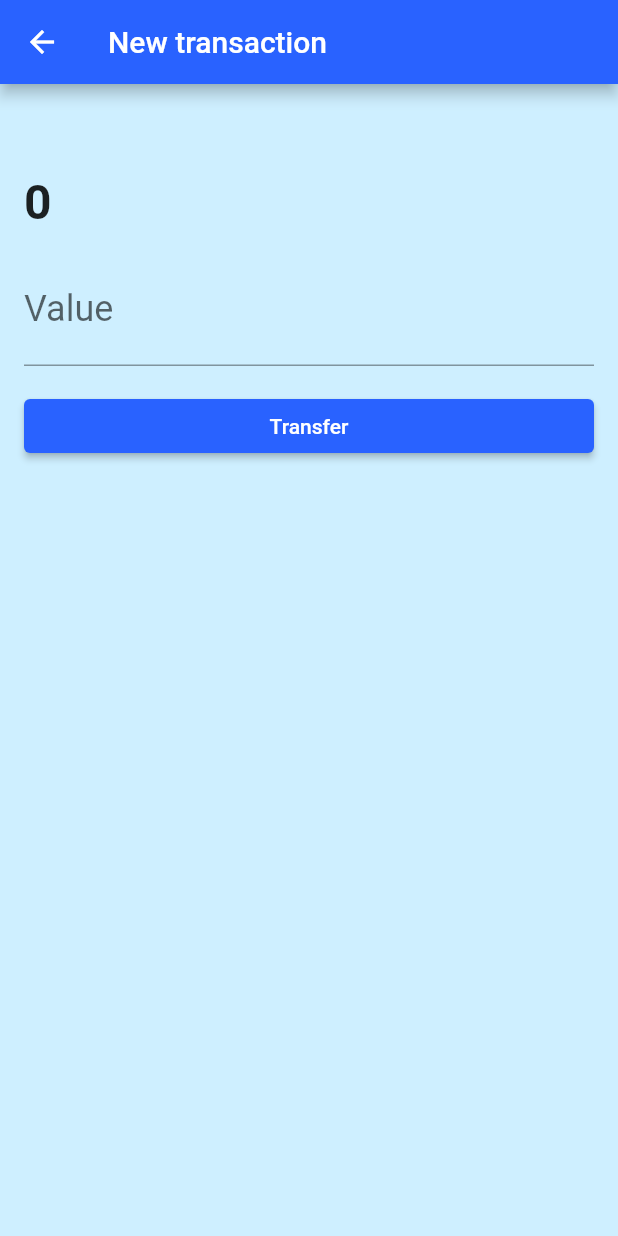
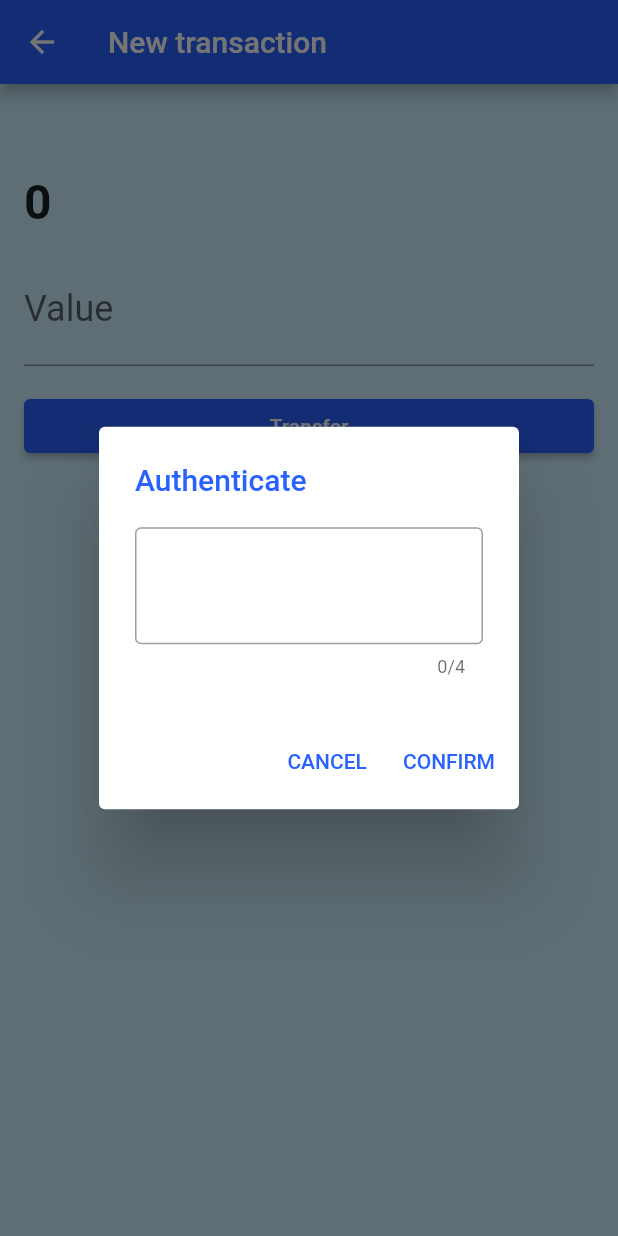
Before and after one commit to LeoCosta001/masterbank_http, a Flutter app: the TransactionForm screen opened directly with empty values, after a tap on "Transfer", on a phone screen of 412 x 824 dp. Run offline on Flutter 3.47's test engine with Material 2 defaults, Android fonts, the phone set to English and light mode, and no system bars; our stand-ins replace sqflite; missing offline and left inert: http_interceptor; accounts and stored records are empty.

Commit message:
Create 'confirm' action button interaction in 'transaction_auth_dialog' widget

```diff
--- a/lib/http/webclient/transaction_webclient.dart
+++ b/lib/http/webclient/transaction_webclient.dart
@@ -14,13 +14,14 @@ class TransactionWebClient {
         .toList();
   }
 
-  Future<Transaction> postTransaction(Transaction transaction) async {
+  Future<Transaction> postTransaction(Transaction transaction, String password) async {
     final String transactionJson = jsonEncode(transaction.toJson());
 
     final Response response = await client
         .post(
           Uri.parse(baseUrl),
-          headers: {'Content-Type': 'application/json', 'password': '1000'},
+          // O password ainda precisa ser 1000 mas agora o usuário precisa digitar
+          headers: {'Content-Type': 'application/json', 'password': password},
           body: transactionJson,
         )
         .timeout(const Duration(seconds: 15));
--- a/lib/screens/transaction_form.dart
+++ b/lib/screens/transaction_form.dart
@@ -2,6 +2,7 @@ import 'package:flutter/material.dart';
 import 'package:masterbank/http/webclient/transaction_webclient.dart';
 import 'package:masterbank/models/contact.dart';
 import 'package:masterbank/models/transaction.dart';
+import 'package:masterbank/widgets/transaction_auth_dialog.dart';
 
 class TransactionForm extends StatefulWidget {
   final Contact contact;
@@ -60,11 +61,17 @@ class _TransactionFormState extends State<TransactionForm> {
                     onPressed: () {
                       final double? value = double.tryParse(_valueController.text);
                       final transactionCreated = Transaction(value ?? 0, widget.contact);
-                      _transactionWebClient.postTransaction(transactionCreated).then((Transaction? transaction) {
-                        if (transaction != null) {
-                          Navigator.pop(context);
-                        }
-                      });
+                      showDialog(
+                        context: context,
+                        // OBS: O "Context" deste "builder" precisa ter um nome diferente do "Context" do widget
+                        builder: (contextDialog) {
+                          return TransactionAuthDialog(
+                            onConfirm: (String password) {
+                              _sendTransaction(transactionCreated, password, context);
+                            },
+                          );
+                        },
+                      );
                     },
                   ),
                 ),
@@ -75,4 +82,18 @@ class _TransactionFormState extends State<TransactionForm> {
       ),
     );
   }
+
+  void _sendTransaction(
+    Transaction transactionCreated,
+    String password,
+    BuildContext context,
+  ) async {
+    _transactionWebClient
+        .postTransaction(transactionCreated, password)
+        .then((Transaction? transaction) {
+      if (transaction != null) {
+        Navigator.pop(context);
+      }
+    });
+  }
 }
--- a/lib/widgets/transaction_auth_dialog.dart
+++ b/lib/widgets/transaction_auth_dialog.dart
@@ -1,31 +1,40 @@
 import 'package:flutter/material.dart';
 
-class TransactionAuthDialog extends StatelessWidget {
+class TransactionAuthDialog extends StatefulWidget {
+  final Function(String password) onConfirm;
+
+  TransactionAuthDialog({required this.onConfirm});
+
+  @override
+  State<TransactionAuthDialog> createState() => _TransactionAuthDialogState();
+}
+
+class _TransactionAuthDialogState extends State<TransactionAuthDialog> {
+  final TextEditingController _passwordController = TextEditingController();
+
   @override
   Widget build(BuildContext context) {
     return AlertDialog(
-      // Título do dialog
       title: Text(
         'Authenticate',
         style: TextStyle(
           color: Theme.of(context).primaryColor,
         ),
       ),
-      // Conteúdo do Dialog
-      content: const TextField(
+      content: TextField(
+        controller: _passwordController,
         obscureText: true,
         maxLength: 4,
         keyboardType: TextInputType.number,
         textAlign: TextAlign.center,
-        decoration: InputDecoration(
+        decoration: const InputDecoration(
           border: OutlineInputBorder(),
         ),
-        style: TextStyle(
+        style: const TextStyle(
           fontSize: 32,
           letterSpacing: 24,
         ),
       ),
-      // Botões de ação do dialog
       actions: <Widget>[
         TextButton(
           child: const Text('CANCEL'),
@@ -33,7 +42,10 @@ class TransactionAuthDialog extends StatelessWidget {
         ),
         TextButton(
           child: const Text('CONFIRM'),
-          onPressed: () {},
+          onPressed: () {
+            widget.onConfirm(_passwordController.value.text);
+            Navigator.pop(context);
+          },
         ),
       ],
     );
```
